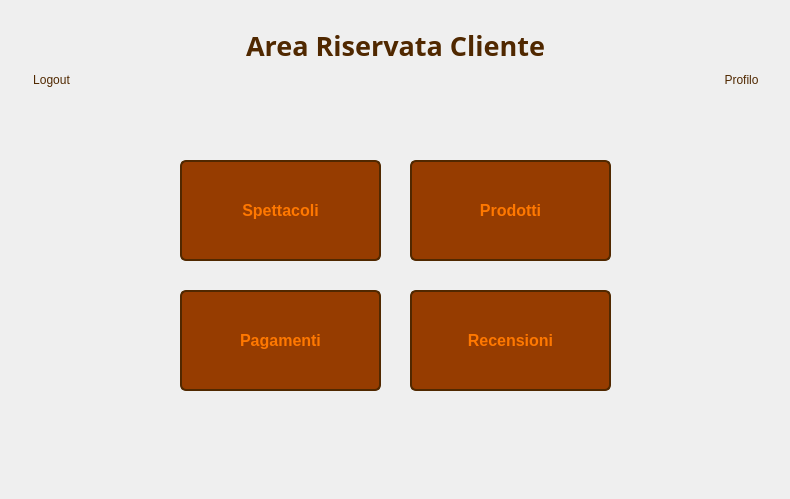
Old version of the form Viste/VistaHomeCliente.ui in the repository GiacomoPrincipi/CineMax.
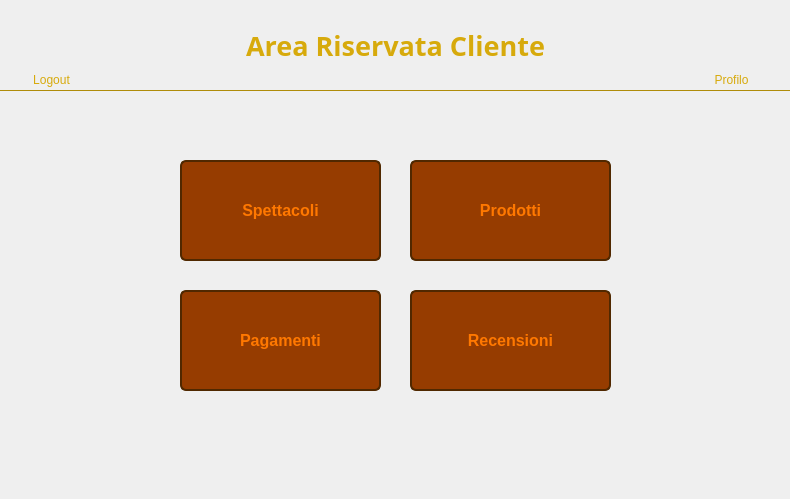
New version of the form. Icons and pictures are not drawn. Custom widgets are drawn as their Qt base class.

Patch:
```diff
--- a/Viste/VistaHomeCliente.ui
+++ b/Viste/VistaHomeCliente.ui
@@ -90,6 +90,10 @@
         stop: 0 #965A00,
         stop: 1 #B46E00
     );
+    border: 1px solid #AF8C0A;
+    border-top: none;
+    border-left: none;
+    border-right: none;
 }</string>
    </property>
    <property name="text">
@@ -99,7 +103,7 @@
   <widget class="ClickableLabel" name="labelProfiloButton">
    <property name="geometry">
     <rect>
-     <x>710</x>
+     <x>700</x>
      <y>10</y>
      <width>63</width>
      <height>61</height>
@@ -118,7 +122,7 @@
   <widget class="QLabel" name="labelProfilo">
    <property name="geometry">
     <rect>
-     <x>710</x>
+     <x>700</x>
      <y>70</y>
      <width>63</width>
      <height>20</height>
@@ -126,7 +130,7 @@
    </property>
    <property name="styleSheet">
     <string notr="true">QLabel {
-    color: #502800;
+    color: #D7AA0C;
 }</string>
    </property>
    <property name="text">
@@ -147,7 +151,7 @@
    </property>
    <property name="styleSheet">
     <string notr="true">QLabel {
-    color: #502800;
+    color: #D7AA0C;
 }</string>
    </property>
    <property name="text">
@@ -290,7 +294,7 @@
    </property>
    <property name="styleSheet">
     <string notr="true">QLabel {
-    color: #502800;
+    color: #D7AA0C;
 }</string>
    </property>
    <property name="text">
```
Left out of the diff: 24 changed lines with no effect on the pictures.
